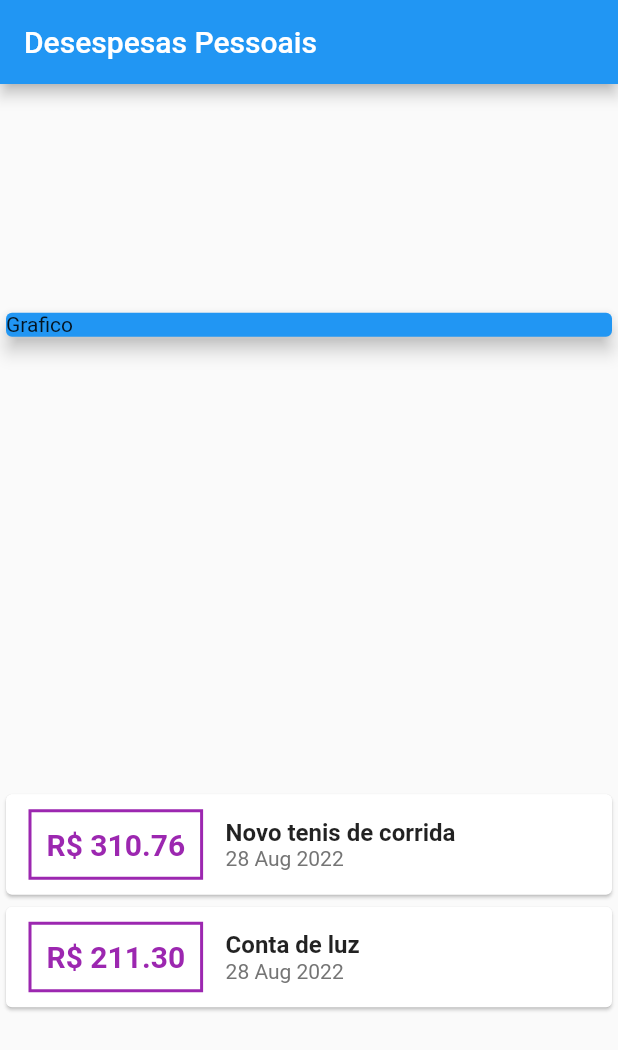
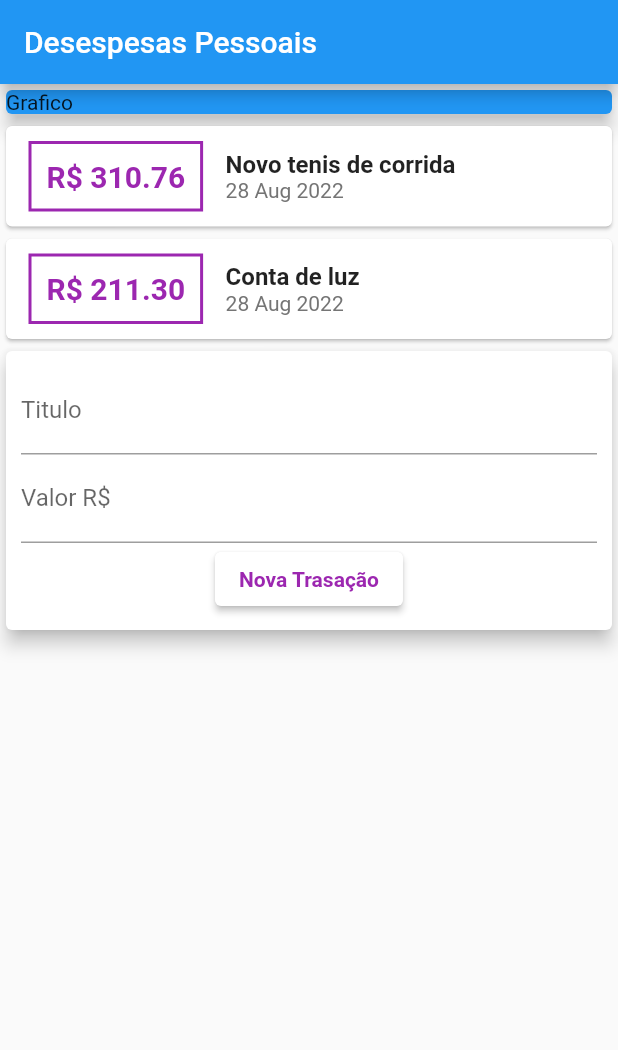
Before and after one commit to victor002Hugo/ExpensesApp, a Flutter app: the screen it shows after launch, on a phone screen of 412 x 824 dp. Shown: the top 1050 px of the screen. Run offline on Flutter 3.47's test engine with Material 2 defaults, Android fonts, the phone set to English and light mode, and no system bars.

Commit message:
Iniciando com modal para cadastro de tr

```diff
--- a/lib/main.dart
+++ b/lib/main.dart
@@ -39,7 +39,6 @@ class MyHomePage extends StatelessWidget {
         title: Text('Desespesas Pessoais'),
       ),
       body: Column(
-        mainAxisAlignment: MainAxisAlignment.spaceAround,
         crossAxisAlignment: CrossAxisAlignment.stretch,
         children: [
           Container(
@@ -96,6 +95,39 @@ class MyHomePage extends StatelessWidget {
               );
             }).toList(),
           ),
+          Card(
+            elevation: 5,
+            child: Padding(
+              padding: const EdgeInsets.all(10),
+              child: Column(
+                children: [
+                  TextField(
+                    decoration: InputDecoration(
+                      labelText: 'Titulo',
+                    ),
+                  ),
+                  TextField(
+                    decoration: InputDecoration(
+                      labelText: 'Valor R\$',
+                    ),
+                  ),
+                  ElevatedButton(
+                    onPressed: () {},
+                    style: ElevatedButton.styleFrom(
+                      primary: Colors.white,
+                    ),
+                    child: Container(
+                      child: Text(
+                        'Nova Trasação',
+                        style: TextStyle(
+                            color: Colors.purple, fontWeight: FontWeight.bold),
+                      ),
+                    ),
+                  ),
+                ],
+              ),
+            ),
+          )
         ],
       ),
     );
```
